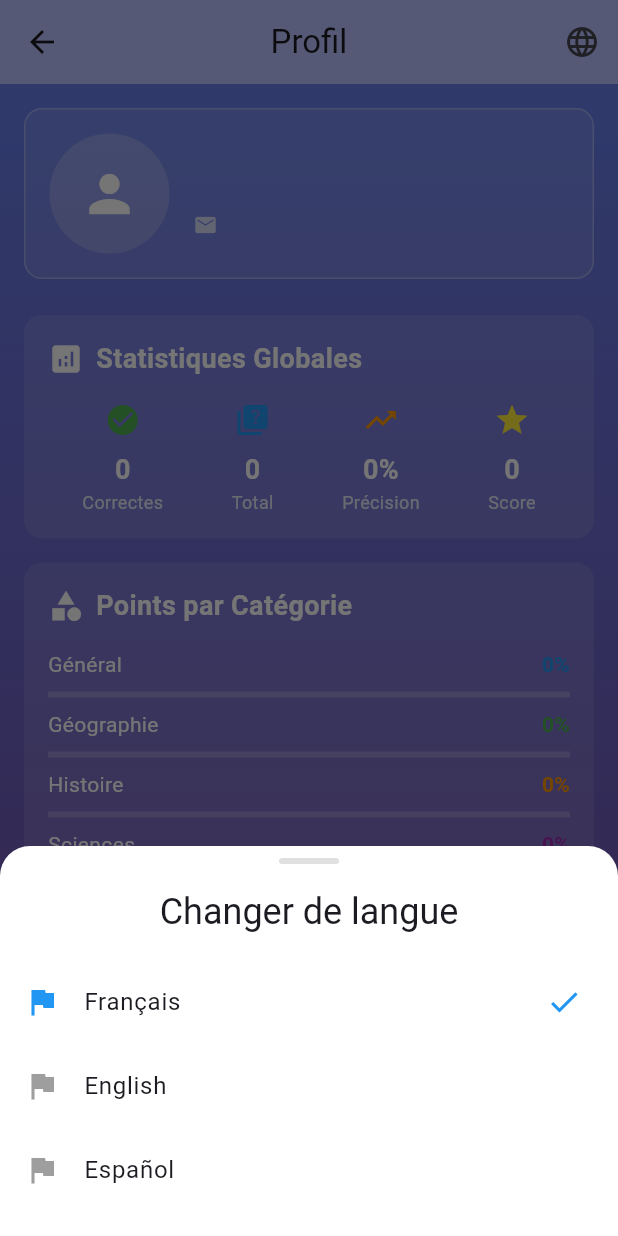
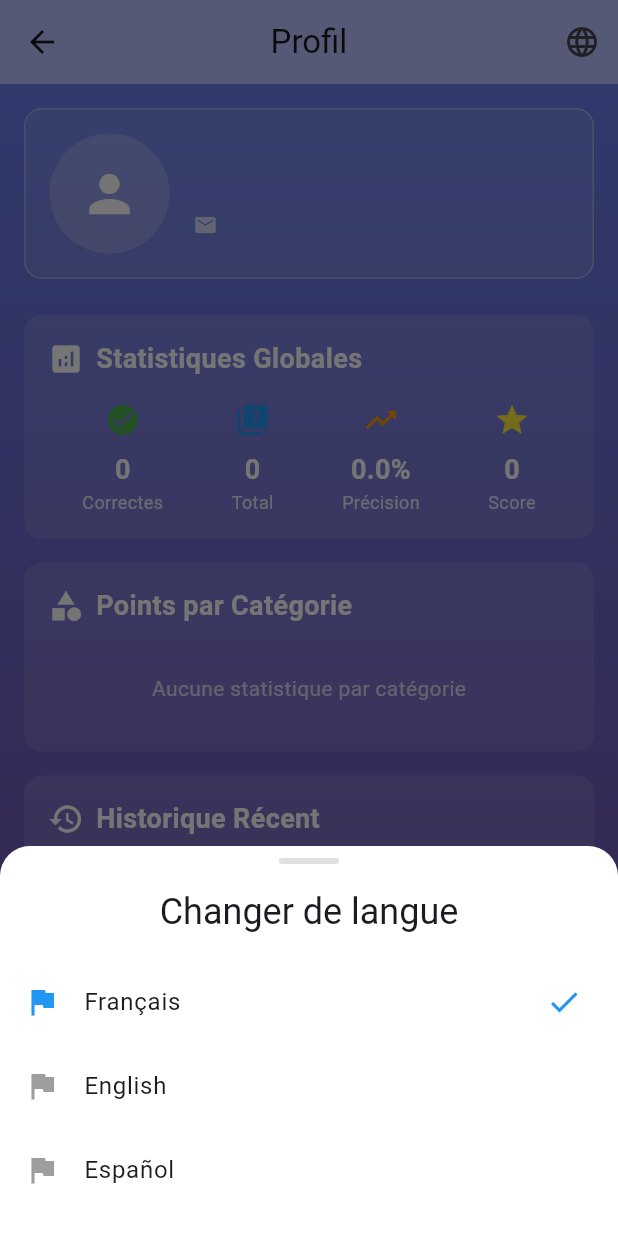
Before and after one commit to Yohann76/app_quiz_hub, a Flutter app: the ProfileScreen screen opened by its route, after a tap on the "language" icon, on a phone screen of 412 x 824 dp. Run offline on Flutter 3.47's test engine with Material 3 defaults, Android fonts, the phone set to English and light mode, and no system bars; our stand-ins replace flutter_dotenv, shared_preferences, supabase_flutter; accounts and stored records are empty.

Commit message:
feat: add stats page from user_question_responses in supabase

```diff
--- a/lib/core/constants/app_constants.dart
+++ b/lib/core/constants/app_constants.dart
@@ -5,8 +5,9 @@ class AppConstants {
 
   // Supabase Tables
   static const String usersTable = 'users';
-  static const String userStatsTable = 'user_stats';
-  static const String quizHistoryTable = 'quiz_history';
+  static const String userStatsTable = 'user_stats'; // Optionnel - stats calculées depuis user_question_responses
+  static const String quizHistoryTable = 'quiz_history'; // Optionnel - peut être reconstruit depuis user_question_responses
+  static const String userQuestionResponsesTable = 'user_question_responses'; // Table principale pour les stats
 
   // Shared Preferences Keys
   static const String selectedLanguageKey = 'selected_language';
--- a/lib/features/profile/profile_screen.dart
+++ b/lib/features/profile/profile_screen.dart
@@ -4,6 +4,8 @@ import '../../core/constants/app_constants.dart';
 import '../../shared/services/auth_service.dart';
 import '../../shared/services/user_service.dart';
 import '../../shared/services/database_service.dart';
+import '../../shared/services/quiz_service.dart';
+import '../../shared/services/language_service.dart';
 import '../../shared/models/user_profile.dart';
 import '../../shared/models/language.dart';
 
@@ -17,6 +19,7 @@ class ProfileScreen extends StatefulWidget {
 class _ProfileScreenState extends State<ProfileScreen> {
   UserProfile? _userProfile;
   Language? _currentLanguage;
+  Map<String, dynamic>? _userStats;
   bool _isLoading = true;
 
   @override
@@ -36,11 +39,26 @@ class _ProfileScreenState extends State<ProfileScreen> {
       );
 
       final profile = await userService.getCurrentProfile();
+      final language = profile?.language;
+
+      // Charger les statistiques calculées depuis user_question_responses
+      Map<String, dynamic>? stats;
+      if (authService.isAuthenticated) {
+        final languageService = LanguageService(prefs);
+        final quizService = QuizService(
+          languageService: languageService,
+          databaseService: DatabaseService(),
+          authService: authService,
+          prefs: prefs,
+        );
+        stats = await quizService.calculateUserStats(language: language);
+      }
 
       if (mounted) {
         setState(() {
           _userProfile = profile;
-          _currentLanguage = profile?.language;
+          _currentLanguage = language;
+          _userStats = stats;
           _isLoading = false;
         });
       }
@@ -147,12 +165,12 @@ class _ProfileScreenState extends State<ProfileScreen> {
                 const SizedBox(height: AppConstants.largePadding),
 
                 // Statistiques globales
-                _GlobalStatsCard(),
+                _GlobalStatsCard(stats: _userStats),
 
                 const SizedBox(height: AppConstants.defaultPadding),
 
                 // Points par catégorie
-                _CategoryStatsCard(),
+                _CategoryStatsCard(stats: _userStats),
 
                 const SizedBox(height: AppConstants.defaultPadding),
 
@@ -274,8 +292,16 @@ class _ProfileHeader extends StatelessWidget {
 }
 
 class _GlobalStatsCard extends StatelessWidget {
+  final Map<String, dynamic>? stats;
+
+  const _GlobalStatsCard({this.stats});
+
   @override
   Widget build(BuildContext context) {
+    final totalCorrect = stats?['total_correct_answers'] as int? ?? 0;
+    final totalQuestions = stats?['total_questions'] as int? ?? 0;
+    final averageScore = stats?['average_score'] as double? ?? 0.0;
+
     return Container(
       padding: const EdgeInsets.all(AppConstants.defaultPadding),
       decoration: BoxDecoration(
@@ -309,25 +335,25 @@ class _GlobalStatsCard extends StatelessWidget {
             children: [
               _StatItem(
                 icon: Icons.check_circle,
-                value: '0',
+                value: totalCorrect.toString(),
                 label: 'Correctes',
                 color: Colors.green,
               ),
               _StatItem(
                 icon: Icons.quiz,
-                value: '0',
+                value: totalQuestions.toString(),
                 label: 'Total',
                 color: Colors.blue,
               ),
               _StatItem(
                 icon: Icons.trending_up,
-                value: '0%',
+                value: '${averageScore.toStringAsFixed(1)}%',
                 label: 'Précision',
                 color: Colors.orange,
               ),
               _StatItem(
                 icon: Icons.star,
-                value: '0',
+                value: totalCorrect.toString(),
                 label: 'Score',
                 color: Colors.yellow,
               ),
@@ -340,8 +366,34 @@ class _GlobalStatsCard extends StatelessWidget {
 }
 
 class _CategoryStatsCard extends StatelessWidget {
+  final Map<String, dynamic>? stats;
+
+  const _CategoryStatsCard({this.stats});
+
   @override
   Widget build(BuildContext context) {
+    final totalByCategory = stats?['total_by_category'] as Map<String, dynamic>? ?? {};
+    final correctByCategory = stats?['total_correct_by_category'] as Map<String, dynamic>? ?? {};
+
+    // Couleurs par catégorie
+    final categoryColors = {
+      'general': Colors.blue,
+      'geographie': Colors.green,
+      'geography': Colors.green,
+      'geografia': Colors.green,
+      'histoire': Colors.orange,
+      'history': Colors.orange,
+      'historia': Colors.orange,
+      'science': Colors.purple,
+      'sciences': Colors.purple,
+      'ciencia': Colors.purple,
+      'mathematiques': Colors.red,
+      'mathematics': Colors.red,
+      'matematicas': Colors.red,
+    };
+
+    final categories = totalByCategory.keys.toList();
+
     return Container(
       padding: const EdgeInsets.all(AppConstants.defaultPadding),
       decoration: BoxDecoration(
@@ -370,29 +422,34 @@ class _CategoryStatsCard extends StatelessWidget {
             ],
           ),
           const SizedBox(height: AppConstants.defaultPadding),
-          _CategoryProgress(
-            category: 'Général',
-            progress: 0.0,
-            color: Colors.blue,
+          if (categories.isEmpty)
+            const Center(
+              child: Padding(
+                padding: EdgeInsets.all(AppConstants.defaultPadding),
+                child: Text(
+                  'Aucune statistique par catégorie',
+                  style: TextStyle(color: Colors.white70),
                 ),
-          const SizedBox(height: AppConstants.smallPadding),
-          _CategoryProgress(
-            category: 'Géographie',
-            progress: 0.0,
-            color: Colors.green,
               ),
-          const SizedBox(height: AppConstants.smallPadding),
-          _CategoryProgress(
-            category: 'Histoire',
-            progress: 0.0,
-            color: Colors.orange,
+            )
+          else
+            ...categories.map((category) {
+              final total = (totalByCategory[category] as int? ?? 0);
+              final correct = (correctByCategory[category] as int? ?? 0);
+              final progress = total > 0 ? correct / total : 0.0;
+              final color = categoryColors[category.toLowerCase()] ?? Colors.grey;
+
+              return Padding(
+                padding: const EdgeInsets.only(bottom: AppConstants.smallPadding),
+                child: _CategoryProgress(
+                  category: category,
+                  progress: progress,
+                  color: color,
+                  correct: correct,
+                  total: total,
                 ),
-          const SizedBox(height: AppConstants.smallPadding),
-          _CategoryProgress(
-            category: 'Sciences',
-            progress: 0.0,
-            color: Colors.purple,
-          ),
+              );
+            }),
         ],
       ),
     );
@@ -403,11 +460,15 @@ class _CategoryProgress extends StatelessWidget {
   final String category;
   final double progress;
   final Color color;
+  final int correct;
+  final int total;
 
   const _CategoryProgress({
     required this.category,
     required this.progress,
     required this.color,
+    this.correct = 0,
+    this.total = 0,
   });
 
   @override
@@ -418,15 +479,17 @@ class _CategoryProgress extends StatelessWidget {
         Row(
           mainAxisAlignment: MainAxisAlignment.spaceBetween,
           children: [
-            Text(
+            Expanded(
+              child: Text(
                 category,
                 style: const TextStyle(
                   color: Colors.white,
                   fontSize: 14,
                 ),
               ),
+            ),
             Text(
-              '${(progress * 100).toInt()}%',
+              '$correct/$total (${(progress * 100).toInt()}%)',
               style: TextStyle(
                 color: color,
                 fontSize: 14,
--- a/lib/shared/services/quiz_service.dart
+++ b/lib/shared/services/quiz_service.dart
@@ -93,45 +93,80 @@ class QuizService {
             'answered_at': DateTime.now().toIso8601String(),
           });
 
-      // Mettre à jour les statistiques globales
-      await _updateUserStats(isCorrect);
+      // Les statistiques sont calculées dynamiquement depuis user_question_responses
+      // Plus besoin de mettre à jour user_stats
     } catch (e) {
       throw Exception('Erreur lors de la sauvegarde de la réponse: $e');
     }
   }
 
-  /// Mettre à jour les statistiques utilisateur
-  Future<void> _updateUserStats(bool isCorrect) async {
+  /// Calculer les statistiques depuis user_question_responses
+  Future<Map<String, dynamic>> calculateUserStats({Language? language}) async {
     final user = _authService.currentUser;
-    if (user == null) return;
+    if (user == null) {
+      return {
+        'total_questions': 0,
+        'total_correct_answers': 0,
+        'average_score': 0.0,
+        'total_by_category': <String, int>{},
+        'total_correct_by_category': <String, int>{},
+      };
+    }
 
     try {
-      // Récupérer les stats actuelles
-      final currentStats = await _databaseService.getUserStats(user.id);
+      final supabase = Supabase.instance.client;
 
-      final totalQuestions = (currentStats?['total_questions'] as int? ?? 0) + 1;
-      final totalCorrect = (currentStats?['total_correct_answers'] as int? ?? 0) + (isCorrect ? 1 : 0);
+      // Construire la requête
+      var query = supabase
+          .from('user_question_responses')
+          .select()
+          .eq('user_id', user.id);
+
+      // Filtrer par langue si spécifiée
+      if (language != null) {
+        query = query.eq('language', language.code);
+      }
+
+      final response = await query;
+      final List<dynamic> data = response;
+
+      final totalQuestions = data.length;
+      final totalCorrect = data.where((r) => r['is_correct'] == true).length;
       final averageScore = totalQuestions > 0 ? (totalCorrect / totalQuestions * 100) : 0.0;
 
-      // Mettre à jour les stats
-      await _databaseService.saveUserStats(
-        userId: user.id,
-        stats: {
-          'total_questions': totalQuestions,
-          'total_correct_answers': totalCorrect,
-          'average_score': averageScore,
-        },
-      );
+      // Calculer par catégorie
+      final Map<String, int> totalByCategory = {};
+      final Map<String, int> correctByCategory = {};
+
+      for (final response in data) {
+        final category = response['category'] as String? ?? 'unknown';
+        totalByCategory[category] = (totalByCategory[category] ?? 0) + 1;
+        if (response['is_correct'] == true) {
+          correctByCategory[category] = (correctByCategory[category] ?? 0) + 1;
+        }
+      }
+
+      return {
+        'total_questions': totalQuestions,
+        'total_correct_answers': totalCorrect,
+        'average_score': averageScore,
+        'total_by_category': totalByCategory,
+        'total_correct_by_category': correctByCategory,
+      };
     } catch (e) {
-      print('Erreur lors de la mise à jour des stats: $e');
+      print('Erreur lors du calcul des stats: $e');
+      return {
+        'total_questions': 0,
+        'total_correct_answers': 0,
+        'average_score': 0.0,
+        'total_by_category': <String, int>{},
+        'total_correct_by_category': <String, int>{},
+      };
     }
   }
 
-  /// Obtenir les statistiques de l'utilisateur
-  Future<Map<String, dynamic>?> getUserStats() async {
-    final user = _authService.currentUser;
-    if (user == null) return null;
-
-    return await _databaseService.getUserStats(user.id);
+  /// Obtenir les statistiques de l'utilisateur (calculées depuis user_question_responses)
+  Future<Map<String, dynamic>> getUserStats({Language? language}) async {
+    return await calculateUserStats(language: language);
   }
 }
```
Lines whose indentation alone changed are shown as unchanged.
